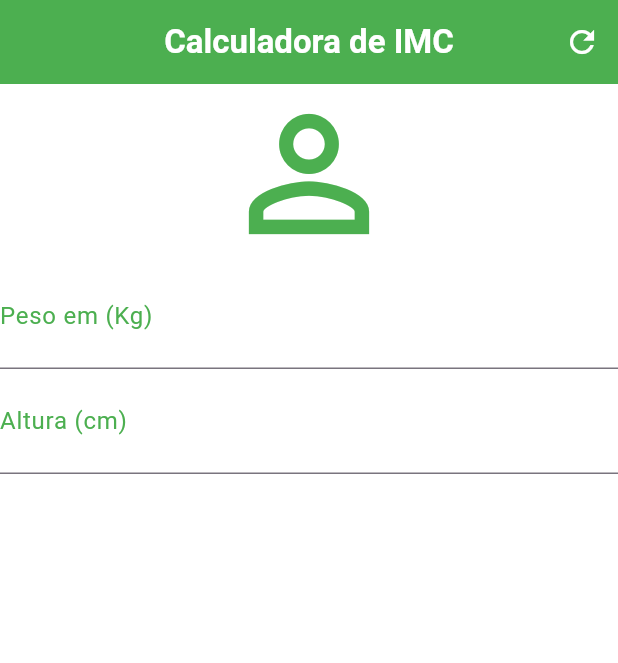
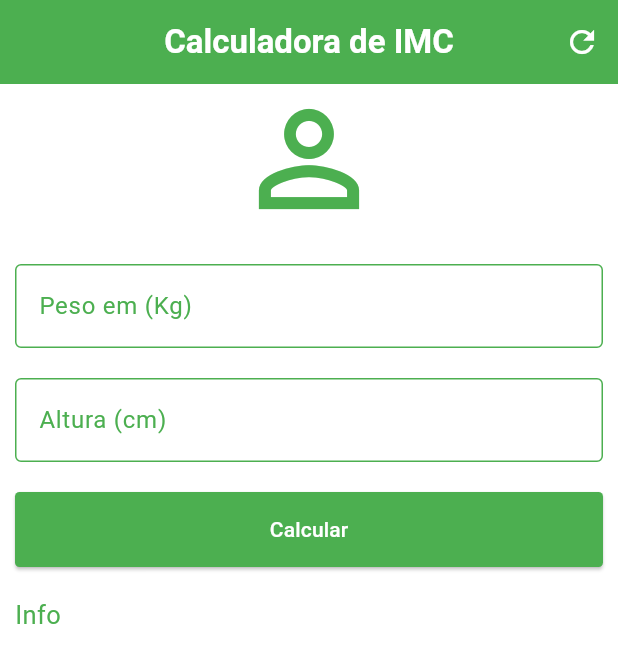
Before and after one commit to mercurio236/calculadora_imc, a Flutter app: the screen it shows after launch, on a phone screen of 412 x 824 dp. Shown: the top 663 px of the screen. Run offline on Flutter 3.47's test engine with Material 3 defaults, Android fonts, the phone set to English and light mode, and no system bars.

Commit message:
feat: finalizado o layout

```diff
--- a/lib/main.dart
+++ b/lib/main.dart
@@ -7,7 +7,7 @@ void main() {
 }
 
 class Home extends StatefulWidget {
-  const Home({super.key});
+  Home({super.key});
 
   @override
   State<Home> createState() => _HomeState();
@@ -18,7 +18,7 @@ class _HomeState extends State<Home> {
   Widget build(BuildContext context) {
     return Scaffold(
         appBar: AppBar(
-        title: Text(
+          title: const Text(
             'Calculadora de IMC',
             style: TextStyle(color: Colors.white, fontWeight: FontWeight.bold),
           ),
@@ -27,7 +27,7 @@ class _HomeState extends State<Home> {
           actions: [
             IconButton(
               onPressed: () {},
-            icon: Icon(
+              icon: const Icon(
                 Icons.refresh,
                 color: Colors.white,
               ),
@@ -35,34 +35,68 @@ class _HomeState extends State<Home> {
           ],
         ),
         backgroundColor: Colors.white,
-      body: Column(
+        body: SingleChildScrollView(
+          padding: EdgeInsets.fromLTRB(10, 0, 10, 0),
+          child: Column(
               crossAxisAlignment: CrossAxisAlignment
                   .stretch, //vai ocupar toda a largura vertical da tela
               children: [
-            Icon(
+                const Icon(
                   Icons.person_outline,
-              size: 120,
+                  size: 100,
                   color: Colors.green,
                 ),
-            TextField(
+                const SizedBox(height: 20),
+                const TextField(
                   keyboardType: TextInputType.number,
                   decoration: InputDecoration(
                       labelText: 'Peso em (Kg)',
                       labelStyle: TextStyle(color: Colors.green),
+                      border: OutlineInputBorder(),
+                      enabledBorder: OutlineInputBorder(
+                          borderSide: BorderSide(color: Colors.green)),
+                      focusColor: Colors.green,
+                      focusedBorder: OutlineInputBorder(
+                          borderSide: BorderSide(color: Colors.green))),
+                  style: TextStyle(color: Colors.green),
                 ),
-              style: TextStyle(color: Colors.green, fontSize: 25),
-              textAlign: TextAlign.center,
-            ),
-            TextField(
+                const SizedBox(height: 20),
+                const TextField(
                   keyboardType: TextInputType.number,
                   decoration: InputDecoration(
                       labelText: 'Altura (cm)',
                       labelStyle: TextStyle(color: Colors.green),
+                      border: OutlineInputBorder(),
+                      enabledBorder: OutlineInputBorder(
+                          borderSide: BorderSide(color: Colors.green)),
+                      focusColor: Colors.green,
+                      focusedBorder: OutlineInputBorder(
+                          borderSide: BorderSide(color: Colors.green))),
+                  style: TextStyle(color: Colors.green),
                 ),
-              style: TextStyle(color: Colors.green, fontSize: 25),
-              textAlign: TextAlign.center,
+                const SizedBox(height: 20),
+                Container(
+                  height: 50,
+                  child: ElevatedButton(
+                    onPressed: () {},
+                    child: Text(
+                      'Calcular',
+                      style: TextStyle(color: Colors.white),
                     ),
+                    style: ButtonStyle(
+                        backgroundColor:
+                            const MaterialStatePropertyAll<Color>(Colors.green),
+                        shape: MaterialStatePropertyAll<RoundedRectangleBorder>(
+                            RoundedRectangleBorder(
+                                borderRadius: BorderRadius.circular(3)))),
+                  ),
+                ),
+                const SizedBox(height: 20),
+                const Text(
+                  'Info',
+                  style: TextStyle(color: Colors.green, fontSize: 17),
+                )
               ]),
-    );
+        ));
   }
 }
```
Lines whose indentation alone changed are shown as unchanged.
